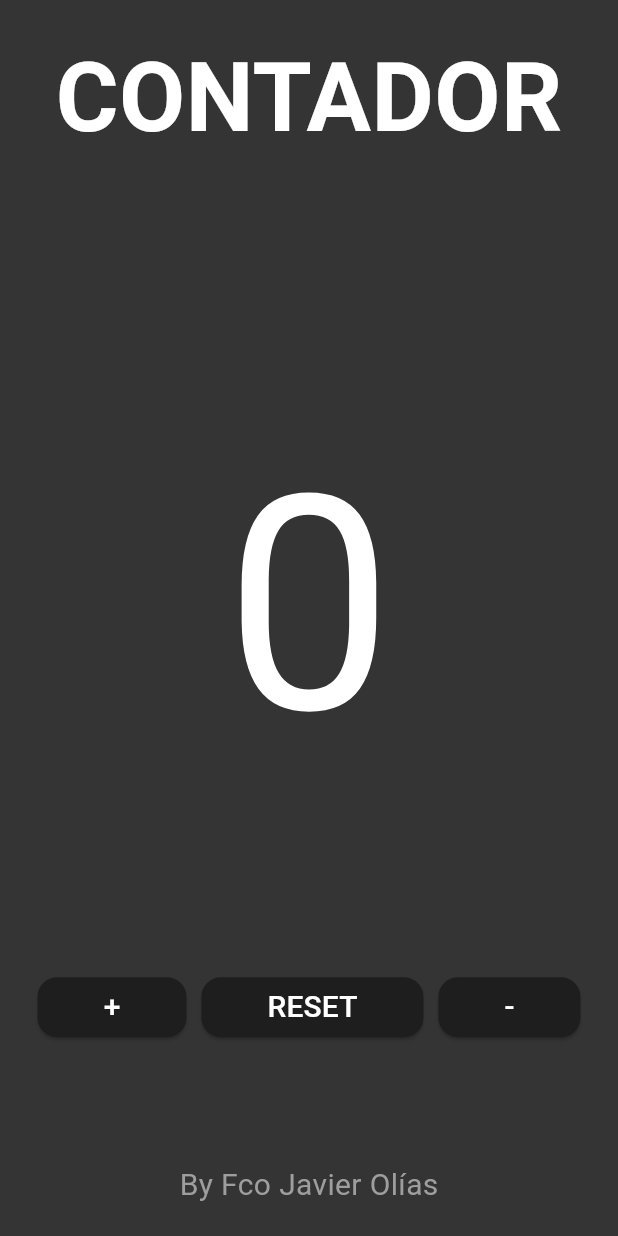
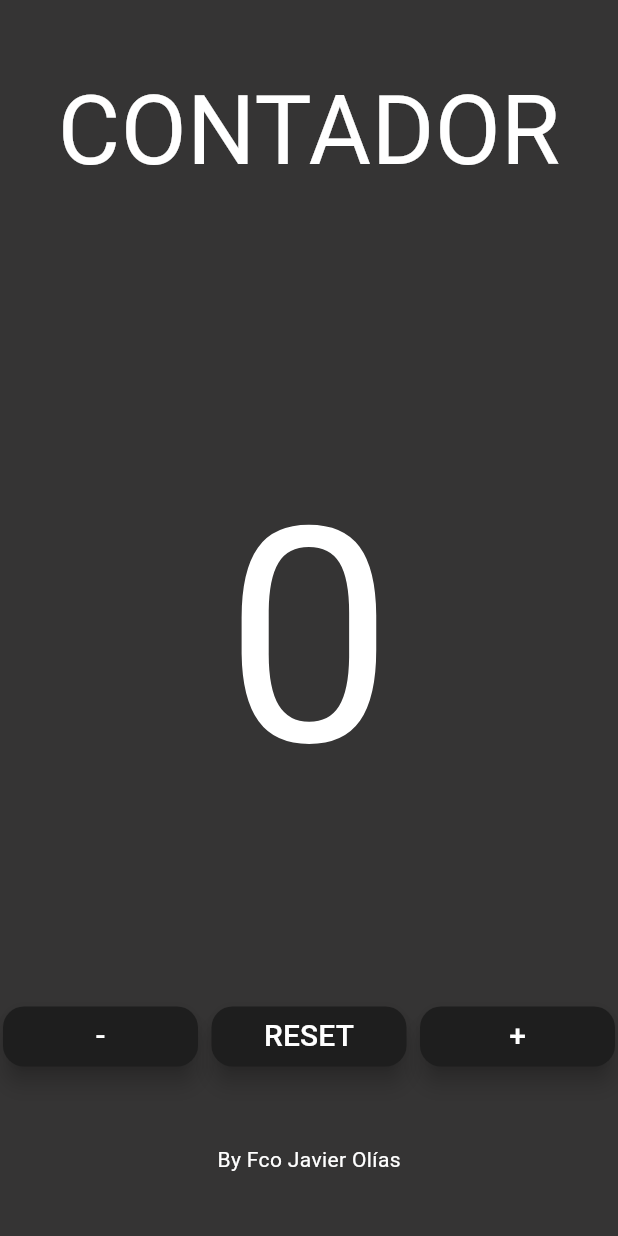
Before and after one commit to Javi-23/OliasMoralesA02, a Flutter app: the screen it shows after launch, after a tap on "RESET", on a phone screen of 412 x 824 dp. Run offline on Flutter 3.47's test engine with Material 3 defaults, Android fonts, the phone set to English and light mode, and no system bars; Roboto replaces fonts that are missing (Poppins, PoppinsBold, PoppinsThin).

Commit message:
Ej 2 V.1

```diff
--- a/lib/main.dart
+++ b/lib/main.dart
@@ -1,117 +1,94 @@
 import 'package:flutter/material.dart';
+import 'package:oliasmoralesa02/widgets/button.dart';
 
 void main() {
-  runApp(const MyApp());
+  runApp(MyApp());
 }
 
 class MyApp extends StatelessWidget {
-  const MyApp({Key? key}) : super(key: key);
+  @override
+  Widget build(BuildContext context) {
+    return MaterialApp(home: Counter());
+  }
+}
+
+class Counter extends StatefulWidget {
+  @override
+  CounterState createState() => CounterState();
+}
+
+class CounterState extends State<Counter> {
+  int counter = 0;
+
+  void subtract() {
+    setState(() {
+      if (counter > 0) counter--;
+    });
+  }
+
+  void resetCounter() {
+    setState(() {
+      counter = 0;
+    });
+  }
+
+  void add() {
+    setState(() {
+      counter++;
+    });
+  }
 
   @override
   Widget build(BuildContext context) {
     return MaterialApp(
-      debugShowCheckedModeBanner: false,
       home: Scaffold(
-        backgroundColor: const Color(0xFF353434),
+        backgroundColor: Color(0xFF353434),
         body: Center(
           child: Column(
             mainAxisAlignment: MainAxisAlignment.center,
             children: [
-              const Text(
+              Text(
                 'CONTADOR',
                 style: TextStyle(
                   fontFamily: 'PoppinsBold',
                   color: Colors.white,
                   fontSize: 64,
-                  fontWeight: FontWeight.bold,
                 ),
               ),
-              const SizedBox(height: 150),
-              const Text(
-                '0',
+              SizedBox(height: 150),
+              Text(
+                "${counter}",
                 style: TextStyle(
-                  fontFamily: 'Poppins',
+                  fontFamily: 'PoppinsThin',
                   color: Colors.white,
                   fontSize: 200,
                 ),
               ),
-              const SizedBox(height: 100),
+              SizedBox(height: 100),
               Row(
                 mainAxisAlignment: MainAxisAlignment.center,
                 children: [
-                  ElevatedButton(
-                    onPressed: () {},
-                    style: ElevatedButton.styleFrom(
-                      foregroundColor: const Color.fromARGB(255, 163, 162, 162),
-                      backgroundColor: const Color(0xFF1E1E1E),
-                      shape: RoundedRectangleBorder(
-                        borderRadius: BorderRadius.circular(13),
-                      ),
-                    ),
-                    child: const Padding(
-                      padding: EdgeInsets.symmetric(horizontal: 20),
-                      child: Text(
-                        '+',
-                        style: TextStyle(
-                          fontFamily: 'PoppinsBold',
-                          fontSize: 20,
-                          color: Colors.white,
-                        ),
-                      ),
-                    ),
+                  Expanded(
+                    child: ButonOperation(
+                        text: "-", fontSize: 20, onPressed: subtract),
                   ),
-                  const SizedBox(width: 10),
-                  ElevatedButton(
-                    onPressed: () {},
-                    style: ElevatedButton.styleFrom(
-                      foregroundColor: const Color.fromARGB(255, 163, 162, 162),
-                      backgroundColor: const Color(0xFF1E1E1E),
-                      shape: RoundedRectangleBorder(
-                        borderRadius: BorderRadius.circular(13),
-                      ),
-                    ),
-                    child: const Padding(
-                      padding: EdgeInsets.symmetric(horizontal: 20),
-                      child: Text(
-                        'RESET',
-                        style: TextStyle(
-                          fontFamily: 'PoppinsBold',
-                          fontSize: 20,
-                          color: Colors.white,
-                        ),
-                      ),
-                    ),
+                  SizedBox(width: 5),
+                  Expanded(
+                    child: ButonOperation(
+                        text: "RESET", fontSize: 20, onPressed: resetCounter),
                   ),
-                  const SizedBox(width: 10),
-                  ElevatedButton(
-                    onPressed: () {},
-                    style: ElevatedButton.styleFrom(
-                      foregroundColor: const Color.fromARGB(255, 163, 162, 162),
-                      backgroundColor: const Color(0xFF1E1E1E),
-                      shape: RoundedRectangleBorder(
-                        borderRadius: BorderRadius.circular(13),
-                      ),
-                    ),
-                    child: const Padding(
-                      padding: EdgeInsets.symmetric(horizontal: 20),
-                      child: Text(
-                        '-',
-                        style: TextStyle(
-                          fontFamily: 'PoppinsBold',
-                          fontSize: 20,
-                          color: Colors.white,
-                        ),
-                      ),
-                    ),
+                  SizedBox(width: 5),
+                  Expanded(
+                    child:
+                        ButonOperation(text: "+", fontSize: 20, onPressed: add),
                   ),
                 ],
               ),
-              const SizedBox(height: 80),
-              const Text(
+              SizedBox(height: 50),
+              Text(
                 'By Fco Javier Olías',
                 style: TextStyle(
-                  color: Colors.grey,
-                  fontSize: 20,
+                  color: Colors.white,
                 ),
               ),
             ],
--- /dev/null
+++ b/lib/widgets/button.dart
@@ -0,0 +1,40 @@
+import 'package:flutter/material.dart';
+
+class ButonOperation extends StatelessWidget {
+  final String text;
+  final double fontSize;
+  final VoidCallback onPressed;
+  const ButonOperation(
+      {super.key,
+      required this.text,
+      required this.fontSize,
+      required this.onPressed});
+
+  @override
+  Widget build(BuildContext context) {
+    return Padding(
+      padding: EdgeInsets.all(2.0),
+      child: SizedBox(
+        width: 120,
+        height: 40,
+        child: FloatingActionButton(
+          onPressed: onPressed,
+          backgroundColor: const Color(0xFF1E1E1E),
+          shape: RoundedRectangleBorder(
+            borderRadius: BorderRadius.circular(14.0),
+          ),
+          child: Center(
+            child: Text(
+              text,
+              style: TextStyle(
+                fontFamily: 'PoppinsBold',
+                fontSize: fontSize,
+                color: Colors.white,
+              ),
+            ),
+          ),
+        ),
+      ),
+    );
+  }
+}
```
